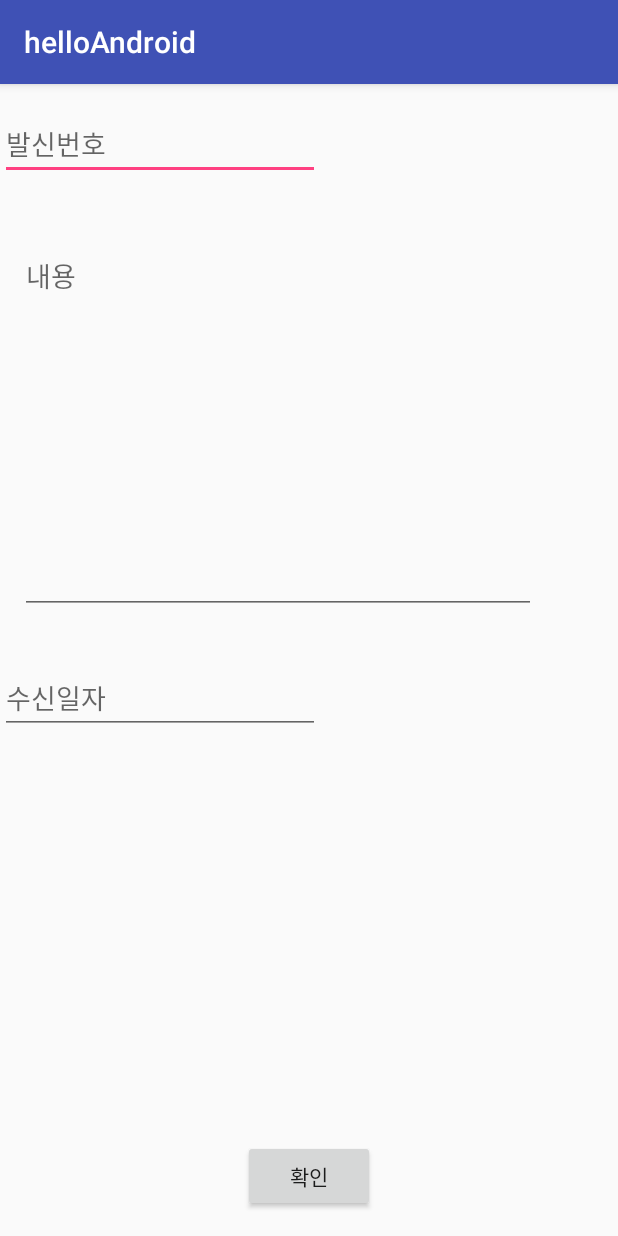
After one commit to GentleDot/demo-android_1, an Android app: the SMSReceiveActivity screen opened directly, with no data from a screen before it, on a phone screen of 412 x 824 dp. The commit adds this screen. Run offline under Robolectric (Android 15) with nearby library versions, the phone set to English and light mode, and no system bars.

Commit message:
Android Practice - add SMS receiver

```diff
--- a/app/build.gradle
+++ b/app/build.gradle
@@ -6,7 +6,7 @@ android {
     defaultConfig {
         applicationId "net.gentledot.helloandroid"
         minSdkVersion 15
-        targetSdkVersion 25
+        targetSdkVersion 22
         versionCode 1
         versionName "1.0"
         testInstrumentationRunner "android.support.test.runner.AndroidJUnitRunner"
--- a/app/src/main/java/net/gentledot/helloandroid/MainActivity.java
+++ b/app/src/main/java/net/gentledot/helloandroid/MainActivity.java
@@ -105,6 +105,11 @@ public class MainActivity extends AppCompatActivity {
         startActivityForResult(intent, REQUEST_CODE_MENU);
     }
 
+    public void onToSmsReceiver(View v){
+        Intent intent = new Intent(getApplicationContext(), SMSReceiveActivity.class);
+        startActivity(intent);
+    }
+
     @Override
     protected void onActivityResult(int requestCode, int resultCode, Intent data) {
         super.onActivityResult(requestCode, resultCode, data);
--- /dev/null
+++ b/app/src/main/java/net/gentledot/helloandroid/SMSReceiveActivity.java
@@ -0,0 +1,55 @@
+package net.gentledot.helloandroid;
+
+import android.content.Intent;
+import android.support.v7.app.AppCompatActivity;
+import android.os.Bundle;
+import android.view.View;
+import android.widget.Button;
+import android.widget.EditText;
+
+public class SMSReceiveActivity extends AppCompatActivity {
+    EditText senderBox;
+    EditText contentBox;
+    EditText receivedDateBox;
+
+    @Override
+    protected void onCreate(Bundle savedInstanceState) {
+        super.onCreate(savedInstanceState);
+        setContentView(R.layout.activity_receive);
+
+        senderBox = (EditText) findViewById(R.id.smsSender);
+        contentBox = (EditText) findViewById(R.id.smsContent);
+        receivedDateBox = (EditText) findViewById(R.id.smsReceivedDate);
+
+        Button button = (Button) findViewById(R.id.smsConfirm);
+        button.setOnClickListener(new View.OnClickListener() {
+            @Override
+            public void onClick(View v) {
+                finish();
+            }
+        });
+
+        Intent passedIntent = getIntent();
+        processIntent(passedIntent);
+    }
+
+    @Override
+    protected void onNewIntent(Intent intent) {
+        processIntent(intent);
+
+        super.onNewIntent(intent);
+    }
+
+    private void processIntent(Intent intent) {
+        if(intent != null){
+            String sender = intent.getStringExtra("sender");
+            String contents = intent.getStringExtra("contents");
+            String receivedDate = intent.getStringExtra("receivedDate");
+
+            senderBox.setText(sender);
+            contentBox.setText(contents);
+            receivedDateBox.setText(receivedDate);
+        }
+    }
+
+}
--- /dev/null
+++ b/app/src/main/res/layout/activity_receive.xml
@@ -0,0 +1,46 @@
+<?xml version="1.0" encoding="utf-8"?>
+<android.support.constraint.ConstraintLayout
+        xmlns:android="http://schemas.android.com/apk/res/android"
+        xmlns:app="http://schemas.android.com/apk/res-auto" xmlns:tools="http://schemas.android.com/tools"
+        android:id="@+id/activity_receive"
+        android:layout_width="match_parent"
+        android:layout_height="match_parent"
+        tools:context="net.gentledot.helloandroid.SMSReceiveActivity">
+
+    <EditText
+            android:layout_width="wrap_content"
+            android:layout_height="wrap_content"
+            android:inputType="textPersonName"
+            android:ems="10"
+            android:layout_marginTop="16dp"
+            app:layout_constraintLeft_toLeftOf="parent"
+            app:layout_constraintTop_toTopOf="parent" android:id="@+id/smsSender" android:hint="발신번호"
+    />
+    <EditText
+            android:layout_width="wrap_content"
+            android:layout_height="wrap_content"
+            android:inputType="textPersonName"
+            android:ems="10"
+            android:id="@+id/smsReceivedDate"
+            app:layout_constraintLeft_toLeftOf="parent"
+            android:layout_marginTop="32dp" app:layout_constraintTop_toBottomOf="@+id/smsContent" android:hint="수신일자"/>
+    <EditText
+            android:layout_width="344dp"
+            android:layout_height="249dp"
+            android:inputType="textPersonName"
+            android:ems="10"
+            android:id="@+id/smsContent"
+            app:layout_constraintLeft_toLeftOf="@+id/smsSender"
+            android:layout_marginEnd="16dp" app:layout_constraintRight_toRightOf="parent"
+            android:layout_marginRight="16dp" android:hint="내용" android:layout_marginTop="40dp" android:gravity="top"
+            app:layout_constraintTop_toBottomOf="@+id/smsSender" app:layout_constraintHorizontal_bias="0.25"/>
+    <Button
+            android:text="확인"
+            android:layout_width="wrap_content"
+            android:layout_height="wrap_content"
+            android:id="@+id/smsConfirm"
+            app:layout_constraintBottom_toBottomOf="parent" android:layout_marginBottom="16dp"
+            android:layout_marginStart="16dp"
+            app:layout_constraintLeft_toLeftOf="parent" android:layout_marginLeft="16dp" android:layout_marginEnd="16dp"
+            app:layout_constraintRight_toRightOf="parent" android:layout_marginRight="16dp"/>
+</android.support.constraint.ConstraintLayout>
```
Also changed, not shown: app/src/main/AndroidManifest.xml (+14 -0 lines), app/src/main/java/net/gentledot/helloandroid/SMSReceiver.java (added, +76 -0 lines), app/src/main/res/layout/activity_main.xml (+7 -0 lines).
